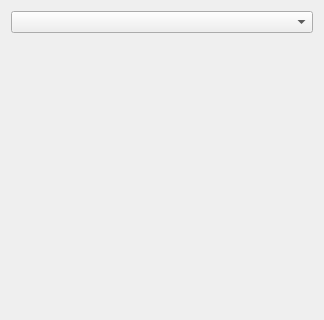
This is src/plugins/ConnectionManager/ConnectionWidget.ui in OpenSpeedShop/gui as Qt 5 draws it before an edit; both pictures show x 0 to 324 and y 0 to 320 of the 324 by 482 pixel window. The edited form follows.
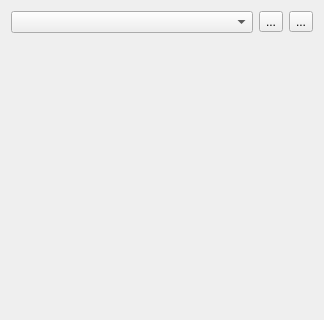
This is the edited form. Icons and pictures are not drawn.

Commit message: Constructed base ConnectionManager methods.  Mostly tested, and functional for creating a connection.

```diff
--- a/src/plugins/ConnectionManager/ConnectionWidget.ui
+++ b/src/plugins/ConnectionManager/ConnectionWidget.ui
@@ -19,8 +19,8 @@
   <property name="windowTitle">
    <string>Form</string>
   </property>
-  <layout class="QVBoxLayout" name="verticalLayout">
-   <item>
+  <layout class="QGridLayout" name="gridLayout">
+   <item row="0" column="0">
     <layout class="QHBoxLayout" name="horizontalLayout">
      <item>
       <widget class="QComboBox" name="cmbConnectionType">
@@ -32,6 +32,28 @@
        </property>
       </widget>
      </item>
+     <item>
+      <widget class="QToolButton" name="btnConnect">
+       <property name="text">
+        <string>...</string>
+       </property>
+       <property name="icon">
+        <iconset resource="../OpenSpeedShop/Resources/OpenSpeedShop.qrc">
+         <normaloff>:/OpenSpeedShop/connect.png</normaloff>:/OpenSpeedShop/connect.png</iconset>
+       </property>
+      </widget>
+     </item>
+     <item>
+      <widget class="QToolButton" name="btnDisconnect">
+       <property name="text">
+        <string>...</string>
+       </property>
+       <property name="icon">
+        <iconset resource="../OpenSpeedShop/Resources/OpenSpeedShop.qrc">
+         <normaloff>:/OpenSpeedShop/disconnect.png</normaloff>:/OpenSpeedShop/disconnect.png</iconset>
+       </property>
+      </widget>
+     </item>
     </layout>
    </item>
    <item>
```
Left out of the diff: 6 changed lines with no effect on the pictures. The commit also changes 11 other files.
